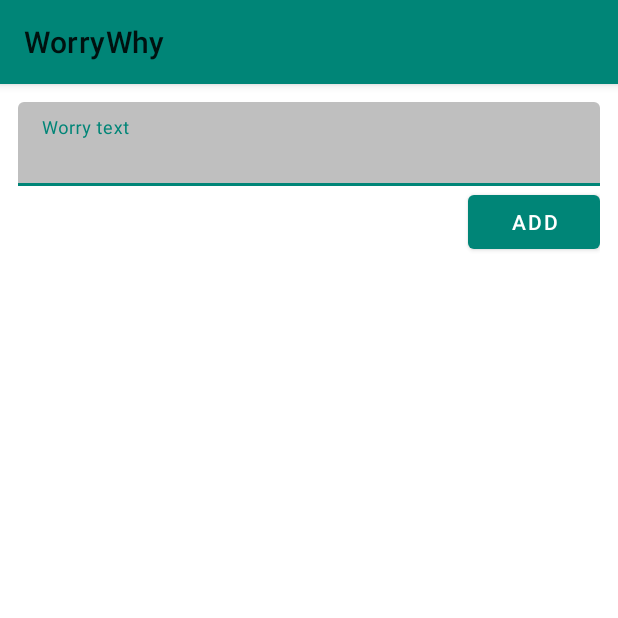
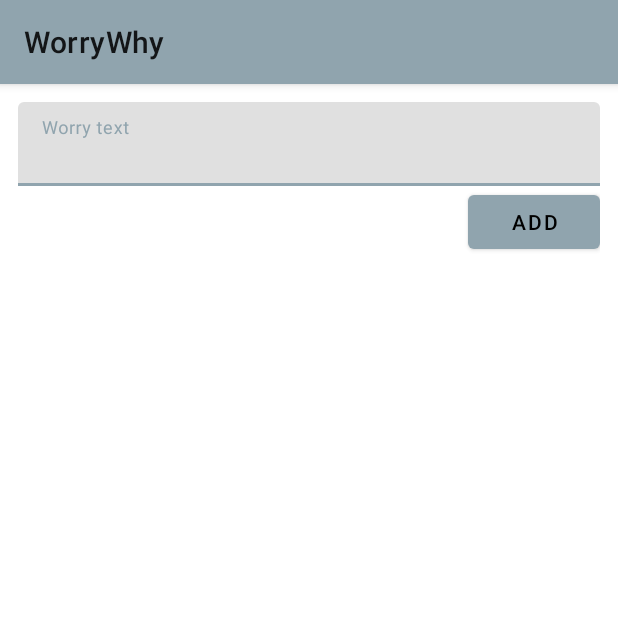
Before and after one commit to agcollins/WorryWhy, an Android app: the screen it shows after launch (MainActivity), after a tap on "Add a worry", on a phone screen of 412 x 824 dp, the top half of it. Run offline under Robolectric (Android 15) with nearby library versions, the phone set to English and light mode, and no system bars; our stand-ins replace Dagger/Hilt's generated code, Room's generated code.

Commit message:
more styling

```diff
--- a/app/src/main/res/values/colors.xml
+++ b/app/src/main/res/values/colors.xml
@@ -1,8 +1,11 @@
 <?xml version="1.0" encoding="utf-8"?>
 <resources>
-    <color name="colorPrimary">#008577</color>
-    <color name="colorPrimaryDark">#00574B</color>
-    <color name="colorAccent">#D81B60</color>
-    <color name="colorSurface">#D3D3D3</color>
-    <color name="colorOnSurface">#333333</color>
+    <color name="primaryColor">#90a4ae</color>
+    <color name="primaryLightColor">#c1d5e0</color>
+    <color name="primaryDarkColor">#62757f</color>
+    <color name="secondaryColor">#616161</color>
+    <color name="secondaryLightColor">#8e8e8e</color>
+    <color name="secondaryDarkColor">#373737</color>
+    <color name="primaryTextColor">#000000</color>
+    <color name="secondaryTextColor">#ffffff</color>
 </resources>
--- a/app/src/main/res/values/styles.xml
+++ b/app/src/main/res/values/styles.xml
@@ -3,16 +3,16 @@
     <!-- Base application theme. -->
     <style name="AppTheme" parent="Theme.MaterialComponents.DayNight.NoActionBar">
         <!-- Customize your theme here. -->
-        <item name="colorPrimary">@color/colorPrimary</item>
-        <item name="colorPrimaryDark">@color/colorPrimaryDark</item>
-        <item name="colorAccent">@color/colorAccent</item>
-        <item name="colorSurface">@color/colorSurface</item>
-        <item name="colorOnSurface">@color/colorOnSurface</item>
-    </style>
-
-    <style name="AppTheme.NoActionBar">
-        <item name="windowActionBar">false</item>
-        <item name="windowNoTitle">true</item>
+        <item name="colorPrimary">@color/primaryColor</item>
+        <item name="colorPrimaryVariant">@color/primaryLightColor</item>
+        <item name="colorPrimaryDark">@color/primaryDarkColor</item>
+        <item name="colorSecondary">@color/secondaryColor</item>
+        <item name="colorSecondaryVariant">@color/secondaryLightColor</item>
+        <item name="colorOnPrimary">@color/primaryTextColor</item>
+        <item name="colorOnSecondary">@color/secondaryTextColor</item>
+        <item name="colorAccent">@color/secondaryColor</item>
+        <item name="colorSurface">@color/secondaryTextColor</item>
+        <item name="colorOnSurface">@color/primaryTextColor</item>
     </style>
 
     <style name="AppTheme.AppBarOverlay" parent="ThemeOverlay.AppCompat.Dark.ActionBar" />
```
